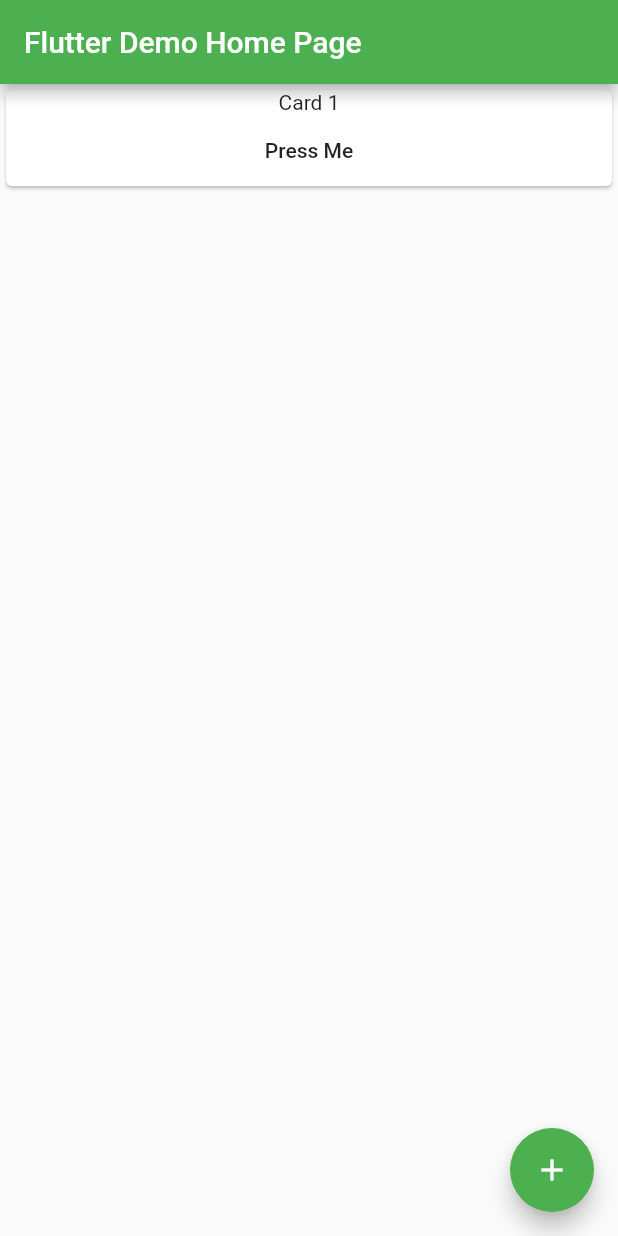
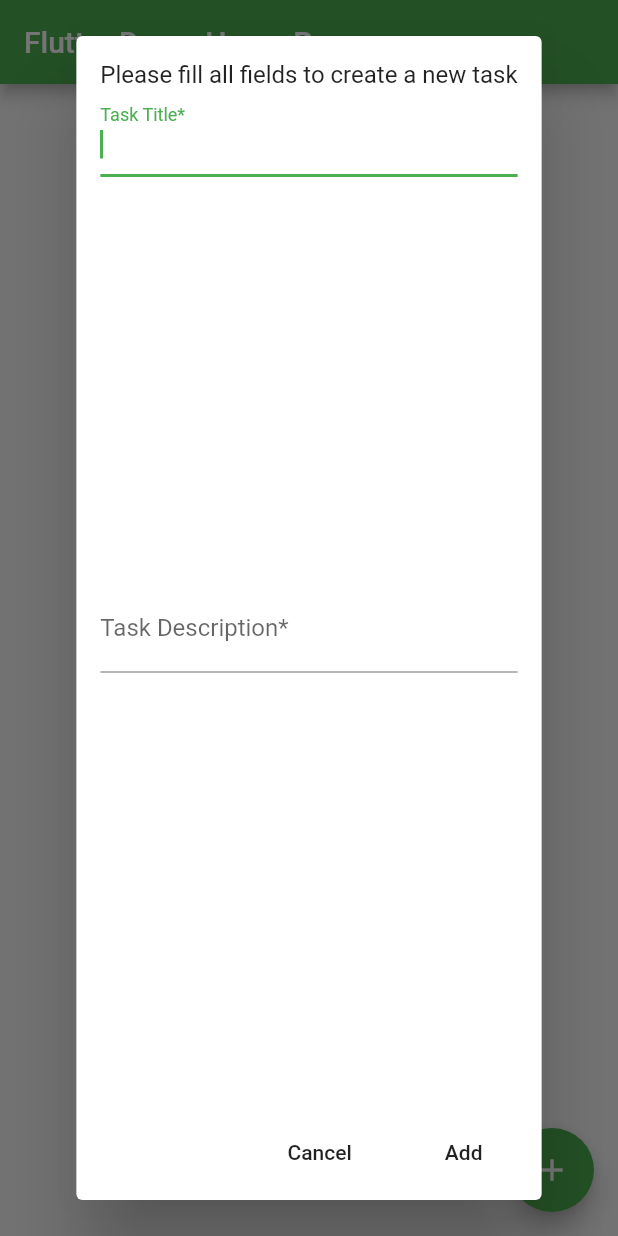
Before and after one commit to samsam-026/flutter-example, a Flutter app: the screen it shows after launch, after a tap on the "add" icon, on a phone screen of 412 x 824 dp. Run offline on Flutter 3.47's test engine with Material 2 defaults, Android fonts, the phone set to English and light mode, and no system bars; our stand-ins replace cloud_firestore; accounts and stored records are empty.

Commit message:
Display data from Firestore and insert new documents into it

```diff
--- a/lib/commonComponents/customCard.dart
+++ b/lib/commonComponents/customCard.dart
@@ -2,18 +2,21 @@ import 'package:flutter/material.dart';
 import '../secondPage.dart';
 
 class CustomCard extends StatelessWidget {
-  CustomCard({@required this.index});
+  CustomCard({@required this.title, this.description});
 
-  final index;
+  final title;
+  final description;
 
   @override
   Widget build(BuildContext context) {
     return Card(
+        child: Container(
+            padding: const EdgeInsets.only(top: 5.0),
             child: Column(
               children: <Widget>[
-        Text('Card $index'),
+                Text(title),
                 FlatButton(
-            child: Text("Press Me"),
+                    child: Text("See More"),
                     onPressed: () {
                       /** Push a named route to the stcak, which does not require data to be  passed */
                       // Navigator.pushNamed(context, "/a");
@@ -39,9 +42,10 @@ class CustomCard extends StatelessWidget {
                       Navigator.push(
                           context,
                           MaterialPageRoute(
-                      builder: (context) => SecondPage(title: index)));
+                              builder: (context) => SecondPage(
+                                  title: title, description: description)));
                     }),
               ],
-    ));
+            )));
   }
 }
--- a/lib/main.dart
+++ b/lib/main.dart
@@ -1,4 +1,5 @@
 import 'package:flutter/material.dart';
+import 'package:cloud_firestore/cloud_firestore.dart';
 import 'commonComponents/customCard.dart';
 import 'secondPage.dart';
 
@@ -11,15 +12,6 @@ class MyApp extends StatelessWidget {
     return MaterialApp(
         title: 'Flutter Demo',
         theme: ThemeData(
-          // This is the theme of your application.
-          //
-          // Try running your application with "flutter run". You'll see the
-          // application has a blue toolbar. Then, without quitting the app, try
-          // changing the primarySwatch below to Colors.green and then invoke
-          // "hot reload" (press "r" in the console where you ran "flutter run",
-          // or simply save your changes to "hot reload" in a Flutter IDE).
-          // Notice that the counter didn't reset back to zero; the application
-          // is not restarted.
           primarySwatch: Colors.green,
         ),
         home: MyHomePage(title: 'Flutter Demo Home Page'),
@@ -31,16 +23,6 @@ class MyApp extends StatelessWidget {
 
 class MyHomePage extends StatefulWidget {
   MyHomePage({Key key, this.title}) : super(key: key);
-
-  // This widget is the home page of your application. It is stateful, meaning
-  // that it has a State object (defined below) that contains fields that affect
-  // how it looks.
-
-  // This class is the configuration for the state. It holds the values (in this
-  // case the title) provided by the parent (in this case the App widget) and
-  // used by the build method of the State. Fields in a Widget subclass are
-  // always marked "final".
-
   final String title;
 
   @override
@@ -48,65 +30,108 @@ class MyHomePage extends StatefulWidget {
 }
 
 class _MyHomePageState extends State<MyHomePage> {
-  int _counter = 0;
+  TextEditingController taskTitleInputController;
+  TextEditingController taskDescripInputController;
 
-  void _incrementCounter() {
-    setState(() {
-      // This call to setState tells the Flutter framework that something has
-      // changed in this State, which causes it to rerun the build method below
-      // so that the display can reflect the updated values. If we changed
-      // _counter without calling setState(), then the build method would not be
-      // called again, and so nothing would appear to happen.
-      _counter++;
-    });
+  @override
+  initState() {
+    taskTitleInputController = new TextEditingController();
+    taskDescripInputController = new TextEditingController();
+    super.initState();
   }
 
   @override
   Widget build(BuildContext context) {
-    // This method is rerun every time setState is called, for instance as done
-    // by the _incrementCounter method above.
-    //
-    // The Flutter framework has been optimized to make rerunning build methods
-    // fast, so that you can just rebuild anything that needs updating rather
-    // than having to individually change instances of widgets.
     return Scaffold(
       appBar: AppBar(
-        // Here we take the value from the MyHomePage object that was created by
-        // the App.build method, and use it to set our appbar title.
         title: Text(widget.title),
       ),
       body: Center(
-        // Center is a layout widget. It takes a single child and positions it
-        // in the middle of the parent.
         child: Container(
-            // Column is also layout widget. It takes a list of children and
-            // arranges them vertically. By default, it sizes itself to fit its
-            // children horizontally, and tries to be as tall as its parent.
-            //
-            // Invoke "debug painting" (press "p" in the console, choose the
-            // "Toggle Debug Paint" action from the Flutter Inspector in Android
-            // Studio, or the "Toggle Debug Paint" command in Visual Studio Code)
-            // to see the wireframe for each widget.
-            //
-            // Column has various properties to control how it sizes itself and
-            // how it positions its children. Here we use mainAxisAlignment to
-            // center the children vertically; the main axis here is the vertical
-            // axis because Columns are vertical (the cross axis would be
-            // horizontal).
-            child: ListView.builder(
-          itemCount: _counter,
-          itemBuilder: (context, int index) {
-            return CustomCard(
-              index: ++index,
-            );
-          },
-        )),
+            padding: const EdgeInsets.all(10.0),
+            child: StreamBuilder<QuerySnapshot>(
+              stream: Firestore.instance.collection('tasks').snapshots(),
+              builder: (BuildContext context,
+                  AsyncSnapshot<QuerySnapshot> snapshot) {
+                if (snapshot.hasError)
+                  return new Text('Error: ${snapshot.error}');
+                switch (snapshot.connectionState) {
+                  case ConnectionState.waiting:
+                    return new Text('Loading...');
+                  default:
+                    return new ListView(
+                      children: snapshot.data.documents
+                          .map((DocumentSnapshot document) {
+                        return new CustomCard(
+                          title: document['title'],
+                          description: document['description'],
+                        );
+                      }).toList(),
+                    );
+                }
+              },
+            )),
       ),
       floatingActionButton: FloatingActionButton(
-        onPressed: _incrementCounter,
-        tooltip: 'Increment',
+        onPressed: _showDialog,
+        tooltip: 'Add',
         child: Icon(Icons.add),
-      ), // This trailing comma makes auto-formatting nicer for build methods.
+      ),
+    );
+  }
+
+  _showDialog() async {
+    await showDialog<String>(
+      context: context,
+      child: AlertDialog(
+        contentPadding: const EdgeInsets.all(16.0),
+        content: Column(
+          children: <Widget>[
+            Text("Please fill all fields to create a new task"),
+            Expanded(
+              child: TextField(
+                autofocus: true,
+                decoration: InputDecoration(labelText: 'Task Title*'),
+                controller: taskTitleInputController,
+              ),
+            ),
+            Expanded(
+              child: TextField(
+                decoration: InputDecoration(labelText: 'Task Description*'),
+                controller: taskDescripInputController,
+              ),
+            )
+          ],
+        ),
+        actions: <Widget>[
+          FlatButton(
+              child: Text('Cancel'),
+              onPressed: () {
+                taskTitleInputController.clear();
+                taskDescripInputController.clear();
+                Navigator.pop(context);
+              }),
+          FlatButton(
+              child: Text('Add'),
+              onPressed: () {
+                if (taskDescripInputController.text.isNotEmpty &&
+                    taskTitleInputController.text.isNotEmpty) {
+                  Firestore.instance
+                      .collection('tasks')
+                      .add({
+                        "title": taskTitleInputController.text,
+                        "description": taskDescripInputController.text
+                      })
+                      .then((result) => {
+                            Navigator.pop(context),
+                            taskTitleInputController.clear(),
+                            taskDescripInputController.clear(),
+                          })
+                      .catchError((err) => print(err));
+                }
+              })
+        ],
+      ),
     );
   }
 }
--- a/lib/secondPage.dart
+++ b/lib/secondPage.dart
@@ -1,23 +1,29 @@
 import 'package:flutter/material.dart';
 
 class SecondPage extends StatelessWidget {
-  SecondPage({@required this.title});
+  SecondPage({@required this.title, this.description});
 
   final title;
+  final description;
 
   @override
   Widget build(BuildContext context) {
     return Scaffold(
         appBar: AppBar(
-        title: Text('Card No. $title'),
+          title: Text(title),
         ),
         body: Center(
-        child: RaisedButton(
+          child: Column(
+              mainAxisAlignment: MainAxisAlignment.center,
+              crossAxisAlignment: CrossAxisAlignment.center,
+              children: <Widget>[
+                Text(description),
+                RaisedButton(
                     child: Text('Back To HomeScreen'),
                     color: Theme.of(context).primaryColor,
                     textColor: Colors.white,
                     onPressed: () => Navigator.pop(context)),
-      ),
-    );
+              ]),
+        ));
   }
 }
```
Lines whose indentation alone changed are shown as unchanged.
